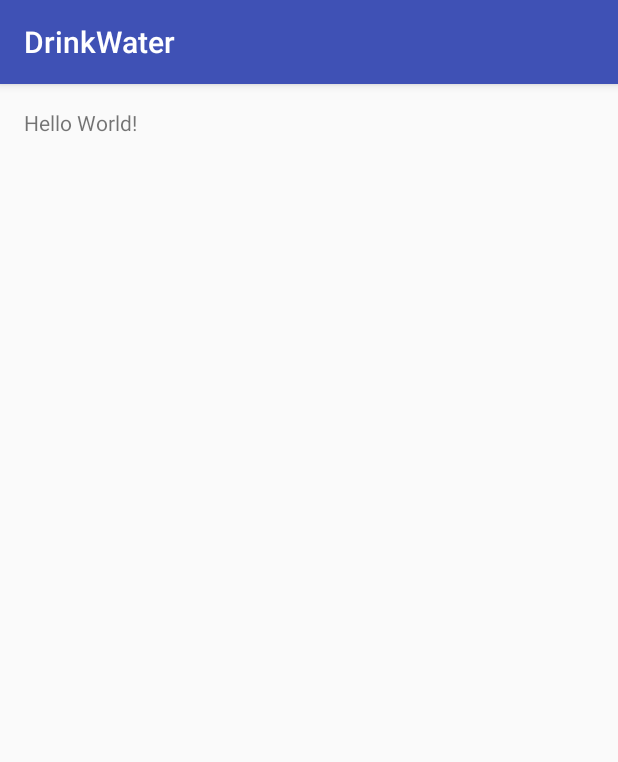
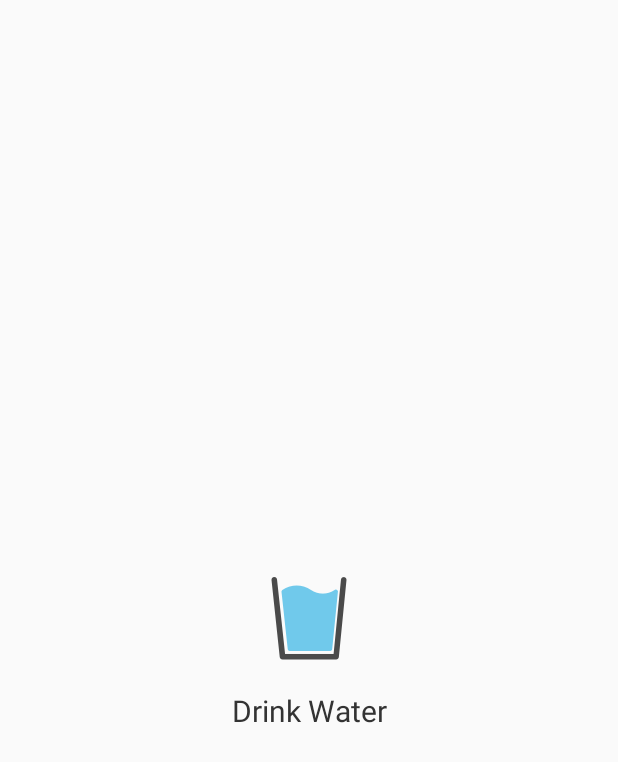
Before and after one commit to plane11/drink-water, an Android app: the screen it shows after launch (MainActivity before the commit, SplashActivity after it), on a phone screen of 412 x 824 dp. Shown: the top 762 px of the screen. Run offline under Robolectric (Android 15) with nearby library versions, the phone set to English and light mode, and no system bars; our stand-ins replace Dagger/Hilt's generated code.

Commit message:
add splash view with image and text

```diff
--- a/app/build.gradle
+++ b/app/build.gradle
@@ -37,6 +37,9 @@ dependencies {
     testCompile 'junit:junit:4.12'
     testCompile 'org.mockito:mockito-core:1.10.19'
     testCompile 'org.robolectric:robolectric:3.2'
-
+    testCompile('com.squareup.assertj:assertj-android:1.1.1') {
+        exclude module: 'support-annotations'
+    }
+    testCompile 'org.khronos:opengl-api:gl1.1-android-2.1_r1'
 
 }
--- /dev/null
+++ b/app/src/main/java/io/sujeong/drinkwater/activity/SplashActivity.java
@@ -0,0 +1,21 @@
+package io.sujeong.drinkwater.activity;
+
+
+import android.os.Bundle;
+import android.support.annotation.Nullable;
+import android.support.v7.app.AppCompatActivity;
+import android.view.WindowManager;
+
+import io.sujeong.drinkwater.R;
+
+public class SplashActivity extends AppCompatActivity {
+
+    private final int SPLASH_LOAD_PERIOD = 3000;
+
+    @Override
+    protected void onCreate(@Nullable Bundle savedInstanceState) {
+        super.onCreate(savedInstanceState);
+        setContentView(R.layout.splash);
+        getWindow().setFlags(WindowManager.LayoutParams.FLAG_FULLSCREEN, WindowManager.LayoutParams.FLAG_FULLSCREEN);
+    }
+}
--- /dev/null
+++ b/app/src/main/res/layout/splash.xml
@@ -0,0 +1,31 @@
+<?xml version="1.0" encoding="utf-8"?>
+<FrameLayout xmlns:android="http://schemas.android.com/apk/res/android"
+    android:orientation="vertical"
+    android:layout_width="match_parent"
+    android:layout_height="match_parent"
+    android:background="@color/default_background">
+
+    <RelativeLayout
+        android:layout_width="match_parent"
+        android:layout_height="match_parent">
+        <ImageView
+            android:id="@+id/splash_img"
+            android:layout_centerInParent="true"
+            android:layout_width="80dp"
+            android:layout_height="80dp"
+            android:src="@drawable/cup_full_blue_splash" />
+
+        <TextView
+            android:layout_width="match_parent"
+            android:layout_height="wrap_content"
+            android:gravity="center_horizontal"
+            android:paddingTop="8dp"
+            android:text="@string/app_name"
+            android:textColor="@color/basic_text"
+            android:textSize="20sp"
+            android:id="@+id/textView"
+            android:layout_below="@+id/splash_img"
+            android:layout_alignParentStart="true" />
+    </RelativeLayout>
+
+</FrameLayout>
--- a/app/src/main/res/values/colors.xml
+++ b/app/src/main/res/values/colors.xml
@@ -3,4 +3,7 @@
     <color name="colorPrimary">#3F51B5</color>
     <color name="colorPrimaryDark">#303F9F</color>
     <color name="colorAccent">#FF4081</color>
+
+    <color name="default_background">#FAFAFA</color>
+    <color name="basic_text">#333333</color>
 </resources>
--- a/app/src/main/res/values/strings.xml
+++ b/app/src/main/res/values/strings.xml
@@ -1,3 +1,3 @@
 <resources>
-    <string name="app_name">DrinkWater</string>
+    <string name="app_name">Drink Water</string>
 </resources>
```
Also changed, not shown: app/src/main/AndroidManifest.xml (+6 -1 lines), app/src/main/res/drawable-hdpi/cup_full_blue_splash.png (added), app/src/main/res/drawable-mdpi/cup_full_blue_splash.png (added), app/src/main/res/drawable-xhdpi/cup_full_blue_splash.png (added), app/src/main/res/drawable-xxhdpi/cup_full_blue_splash.png (added), app/src/main/res/drawable-xxxhdpi/cup_full_blue_splash.png (added), 1 other file.
